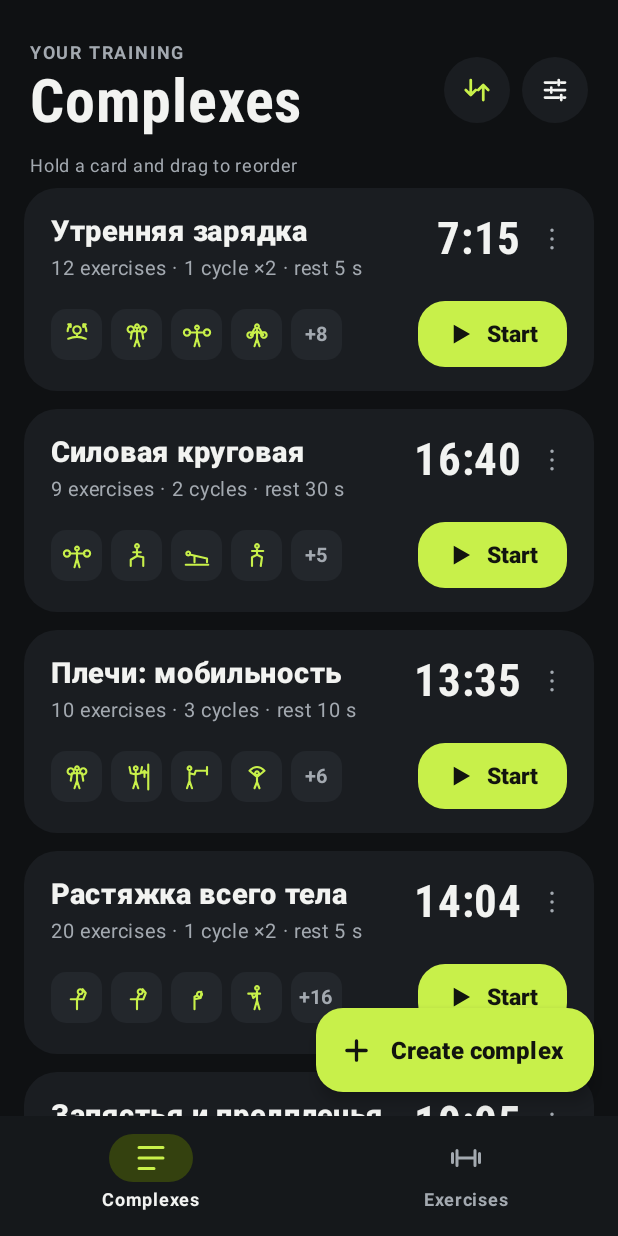
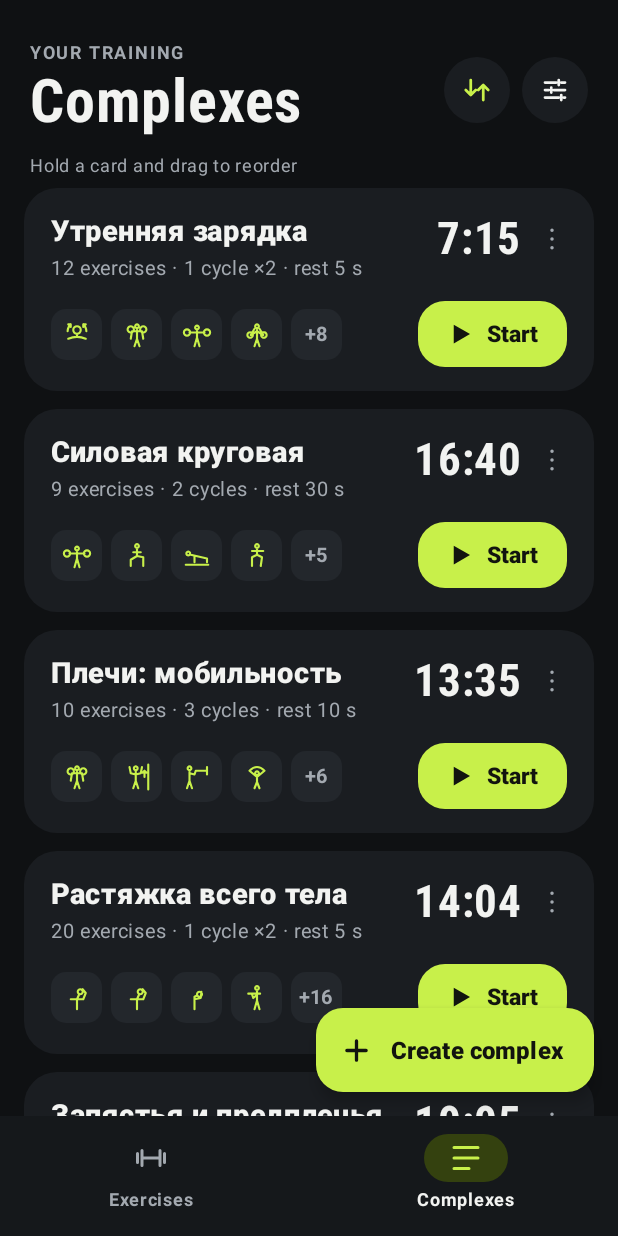
Before and after one commit to anmura/training-timer, an Android app built with Jetpack Compose: the screen it shows after launch (MainActivity), on a phone screen of 412 x 824 dp. Run offline under Robolectric (Android 15) with nearby library versions, the phone set to English and light mode, and no system bars.

Commit message:
Put Exercises tab before Complexes in bottom navigation
Co-Authored-By: Claude Opus 5.5 <noreply@anthropic.com>
Claude-Session: https://claude.ai/code/session_01VKJpjF76y6zY4cgfP6iZUP

```diff
--- a/app/src/main/java/com/trainingtimer/app/ui/HomeScreen.kt
+++ b/app/src/main/java/com/trainingtimer/app/ui/HomeScreen.kt
@@ -219,17 +219,17 @@ private fun BottomNav(tab: Int, onTab: (Int) -> Unit) {
     )
     NavigationBar(containerColor = C.NavBg) {
         NavigationBarItem(
+            selected = tab == 1,
+            onClick = { onTab(1) },
+            icon = { PathIcon(UiIcons.DUMBBELL, if (tab == 1) C.Lime else C.Muted) },
+            label = { Text("Exercises", fontWeight = FontWeight.Bold) },
+            colors = colors,
+        )
+        NavigationBarItem(
             selected = tab == 0,
             onClick = { onTab(0) },
             icon = { PathIcon(UiIcons.LIST, if (tab == 0) C.Lime else C.Muted) },
             label = { Text("Complexes", fontWeight = FontWeight.Bold) },
-            colors = colors,
-        )
-        NavigationBarItem(
-            selected = tab == 1,
-            onClick = { onTab(1) },
-            icon = { PathIcon(UiIcons.DUMBBELL, if (tab == 1) C.Lime else C.Muted) },
-            label = { Text("Exercises", fontWeight = FontWeight.Bold) },
             colors = colors,
         )
     }
```
